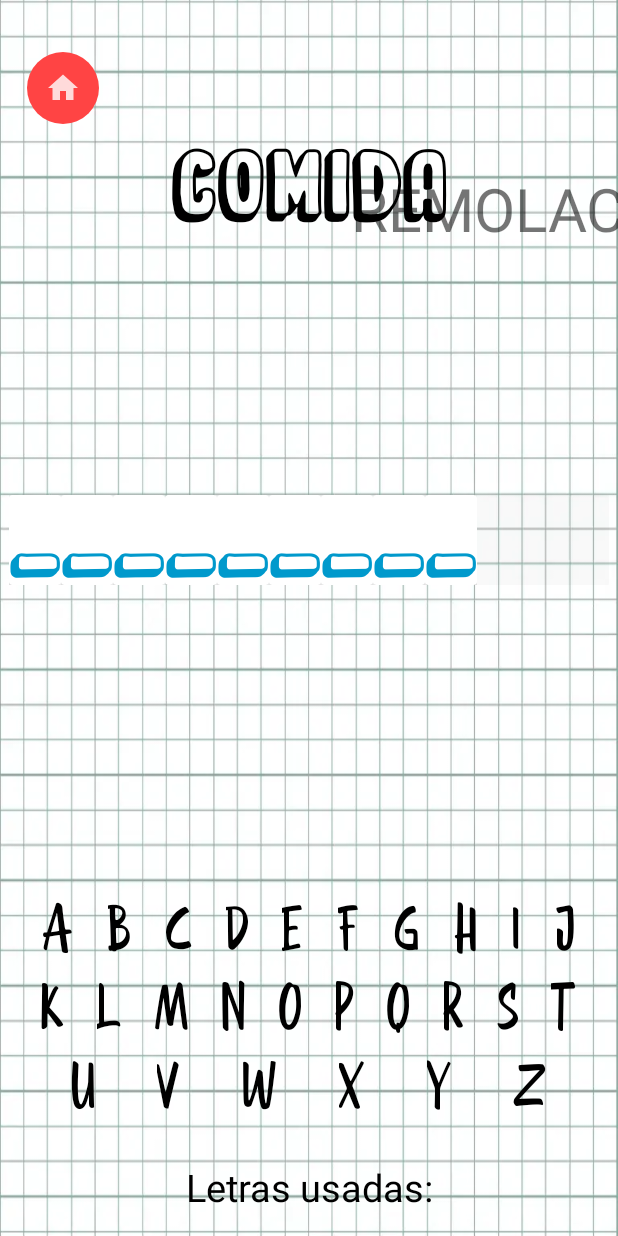
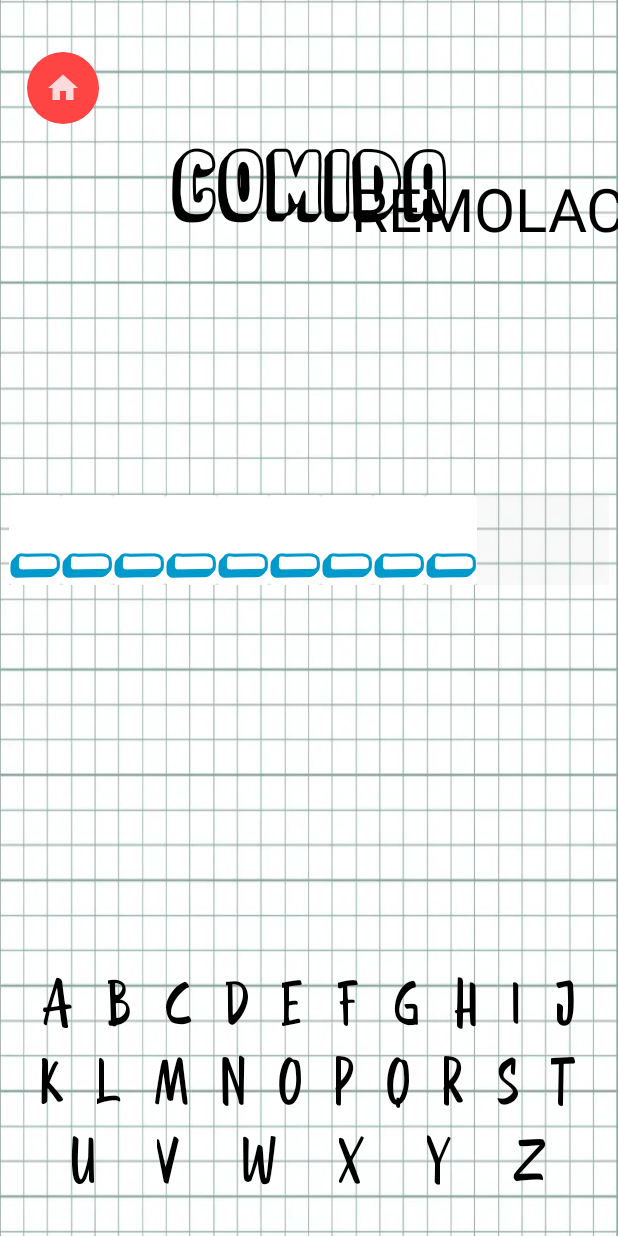
Before and after one commit to SergioTS2101/FinalGuessed, an Android app: the PlayActivity screen opened directly, with no data from a screen before it, after a tap on "COMIDA", on a phone screen of 412 x 824 dp. Run offline under Robolectric (Android 15) with nearby library versions, the phone set to English and light mode, and no system bars.

Commit message:
Retoques en estética y cambio en funcionalidades.

```diff
--- a/app/src/main/java/com/stomeo/finalguessed/GameActivity.java
+++ b/app/src/main/java/com/stomeo/finalguessed/GameActivity.java
@@ -662,7 +662,7 @@ public class GameActivity extends AppCompatActivity {
             return (true);
     }
 
-    public static void checkConds(ImageView hangman, char[] caracteres){
+    public void checkConds(ImageView hangman, char[] caracteres){
         if (contfallos == 1) {
             hangman.setVisibility(View.VISIBLE);
             hangman.setImageResource(R.drawable.primer_fallo);
@@ -693,6 +693,7 @@ public class GameActivity extends AppCompatActivity {
             Intent intent = new Intent(mContext, GameOverActivity.class);
             intent.setFlags(Intent.FLAG_ACTIVITY_NEW_TASK);
             mContext.startActivity(intent);
+            finish();
         }
         if (contaciertos == caracteres.length){
             Intent intent = new Intent(mContext, GameOverActivity.class);
--- a/app/src/main/java/com/stomeo/finalguessed/GameOverActivity.java
+++ b/app/src/main/java/com/stomeo/finalguessed/GameOverActivity.java
@@ -31,10 +31,12 @@ public class GameOverActivity extends AppCompatActivity {
         }).setNegativeButton("No", new DialogInterface.OnClickListener() {
             @Override
             public void onClick(DialogInterface dialog, int which) {
+                parar();
                 Intent intent = new Intent(Intent.ACTION_MAIN);
                 intent.addCategory(Intent.CATEGORY_HOME);
                 intent.setFlags(Intent.FLAG_ACTIVITY_NEW_TASK);
                 startActivity(intent);
+                finish();
             }
         });
         AlertDialog titulo = alerta.create();
@@ -43,6 +45,9 @@ public class GameOverActivity extends AppCompatActivity {
 
     }
 
+    private void parar() {
+        stopService(new Intent(this, ServicioMusica.class));
+    }
 
     @Override
     public void onWindowFocusChanged(boolean hasFocus) {
--- a/app/src/main/res/layout/activity_game.xml
+++ b/app/src/main/res/layout/activity_game.xml
@@ -55,6 +55,7 @@
         android:layout_height="wrap_content"
         android:layout_marginBottom="52dp"
         android:text=""
+        android:textColor="@color/black"
         android:textSize="40sp"
         app:layout_constraintBottom_toBottomOf="@+id/hangman"
         app:layout_constraintEnd_toEndOf="parent"
@@ -559,16 +560,6 @@
             android:textSize="40sp"
             tools:ignore="MissingConstraints" />
 
-        <TextView
-            android:id="@+id/letrasUsadas"
-            android:layout_width="match_parent"
-            android:layout_height="50dp"
-            android:text="@string/letras_usadas"
-            android:textAlignment="center"
-            android:textColor="@color/black"
-            android:textSize="25sp"
-            app:layout_constraintBottom_toBottomOf="parent"
-            app:layout_constraintTop_toBottomOf="@+id/flow" />
     </androidx.constraintlayout.widget.ConstraintLayout>
 
 </androidx.constraintlayout.widget.ConstraintLayout>
--- a/app/src/main/res/layout/activity_main.xml
+++ b/app/src/main/res/layout/activity_main.xml
@@ -14,9 +14,9 @@
         android:contentDescription="@string/mainGIFDescription"
         app:layout_constraintBottom_toTopOf="@+id/textView"
         app:layout_constraintTop_toTopOf="parent"
-        app:layout_constraintVertical_bias="0.017"
+        app:layout_constraintVertical_bias="0.618"
         tools:ignore="ImageContrastCheck"
-        tools:layout_editor_absoluteX="4dp" />
+        tools:layout_editor_absoluteX="0dp" />
 
     <TextView
         android:id="@+id/textView"
--- a/app/src/main/res/layout/activity_play.xml
+++ b/app/src/main/res/layout/activity_play.xml
@@ -43,6 +43,7 @@
             <LinearLayout
                 android:layout_width="match_parent"
                 android:layout_height="wrap_content"
+                android:background="@color/white"
                 android:orientation="horizontal">
 
                 <TextView
--- a/app/src/main/res/layout/letras.xml
+++ b/app/src/main/res/layout/letras.xml
@@ -1,5 +1,6 @@
 <?xml version="1.0" encoding="utf-8"?>
 <LinearLayout xmlns:android="http://schemas.android.com/apk/res/android"
+    xmlns:tools="http://schemas.android.com/tools"
     android:layout_width="match_parent"
     android:layout_height="match_parent"
     android:orientation="horizontal">
@@ -7,22 +8,27 @@
     <LinearLayout
         android:layout_width="wrap_content"
         android:layout_height="wrap_content"
-        android:orientation="vertical">
+        android:background="?android:attr/selectableItemBackground"
+        android:orientation="vertical"
+        tools:ignore="UselessParent">
 
         <androidx.cardview.widget.CardView
             android:id="@+id/cv"
-            android:background="?android:attr/selectableItemBackground"
             android:layout_width="wrap_content"
+            android:layout_height="wrap_content"
             android:layout_gravity="center"
-            android:layout_height="wrap_content">
+            android:background="?android:attr/selectableItemBackground">
+
             <TextView
                 android:id="@+id/idLetra"
                 android:layout_width="30dp"
                 android:layout_height="wrap_content"
+                android:background="?android:attr/selectableItemBackground"
+                android:fontFamily="@font/organic_relief"
                 android:textAlignment="center"
-                android:background="?android:attr/selectableItemBackground"
                 android:textColor="@color/black"
-                android:textSize="30dp"/>
+                android:textSize="20sp" />
+
             <TextView
                 android:id="@+id/barra"
                 android:layout_width="wrap_content"
@@ -30,7 +36,7 @@
                 android:fontFamily="@font/organic_relief"
                 android:text="@string/barra_baja"
                 android:textColor="@android:color/holo_blue_dark"
-                android:textSize="30dp"/>
+                android:textSize="30sp" />
         </androidx.cardview.widget.CardView>
 
 
```
Also changed, not shown: app/src/main/java/com/stomeo/finalguessed/OptionsActivity.java (+14 -3 lines).
